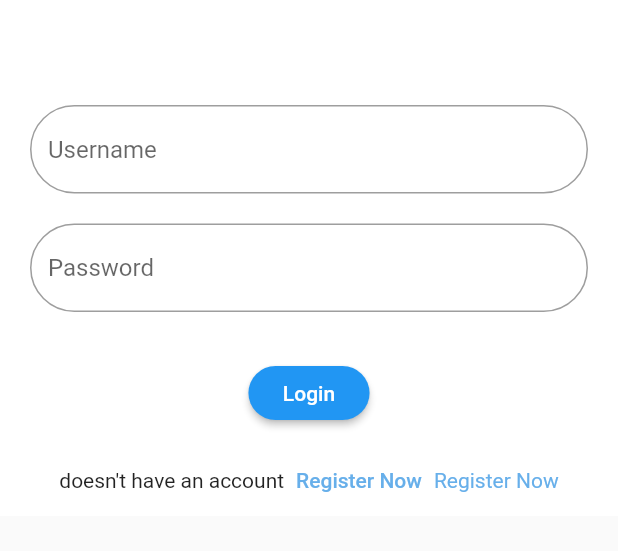
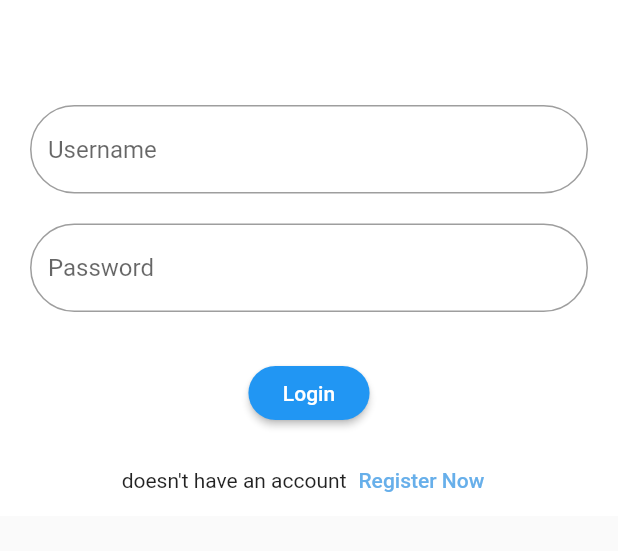
Before and after one commit to GaneshG-00/navvy_application, a Flutter app: the screen it shows after launch, on a phone screen of 412 x 824 dp, the part 375-926 px from its top. Run offline on Flutter 3.47's test engine with Material 2 defaults, Android fonts, the light colour scheme and no system bars.

Commit message:
deleting demo

```diff
--- a/lib/login.dart
+++ b/lib/login.dart
@@ -86,11 +86,7 @@ class Login extends StatelessWidget {
                             'Register Now',
                             style: TextStyle(
                                 color: Color.fromARGB(255, 103, 175, 234)),
-                          )), const Text(
-                            'Register Now',
-                            style: TextStyle(
-                                color: Color.fromARGB(255, 103, 175, 234)),
-                          )
+                          )),
                     ],
                   )
                 ],
```
